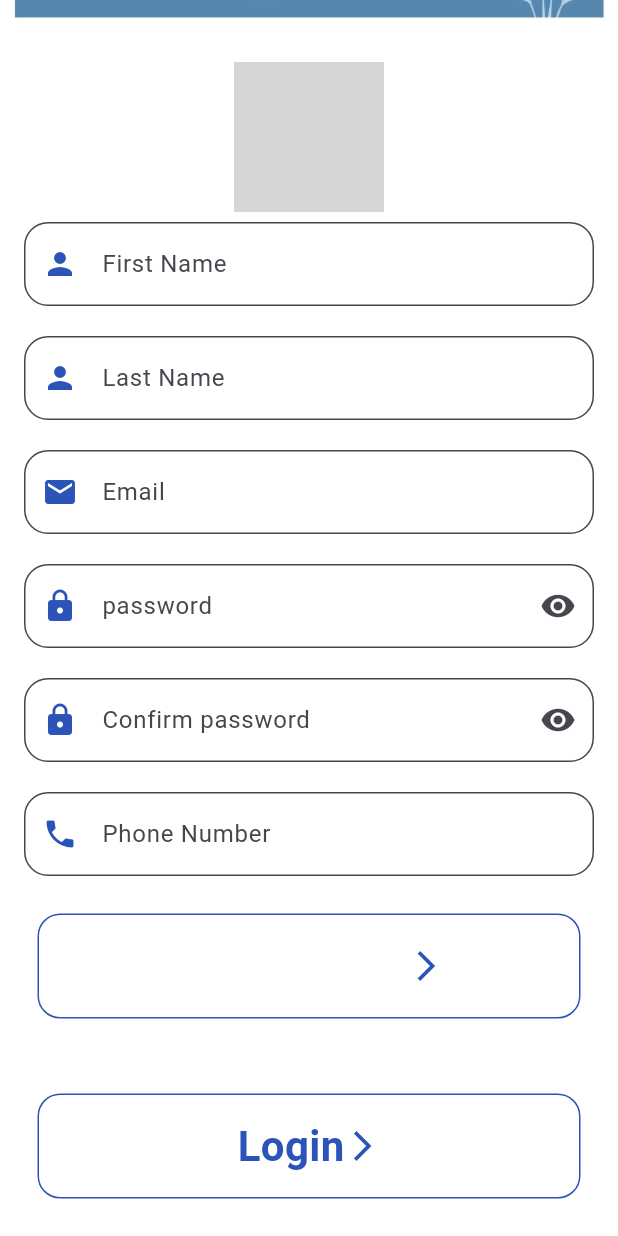
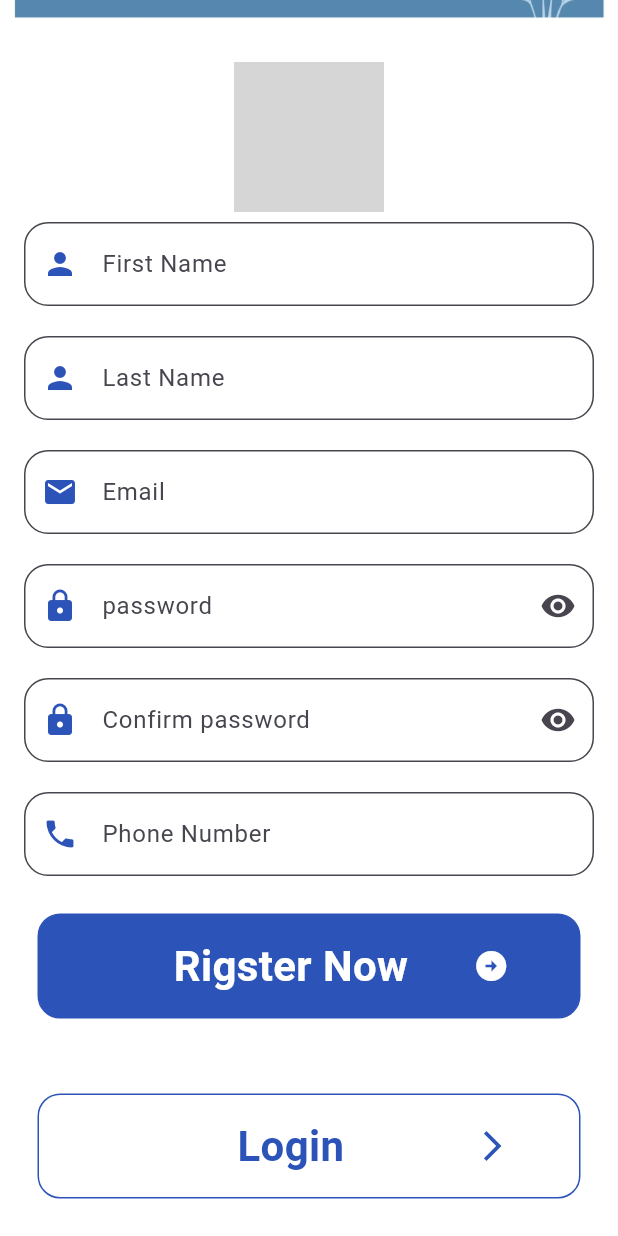
Before and after one commit to AhmedYasee/SBU-Lib, a Flutter app: the Registration screen opened directly, scrolled down 336 dp, on a phone screen of 412 x 824 dp. Run offline on Flutter 3.47's test engine with Material 3 defaults, Android fonts, the phone set to English and light mode, and no system bars; our stand-ins replace get, image_picker, smooth_page_indicator; network calls fail; grey boxes are pictures that could not be loaded.

Commit message:
Last Update

```diff
--- a/lib/Screens/registration_one.dart
+++ b/lib/Screens/registration_one.dart
@@ -1,7 +1,6 @@
 import 'dart:typed_data';
 
 import 'package:flutter/material.dart';
-import 'package:flutter/widgets.dart';
 import 'package:fluttertest/component/Rigistar_Naw.dart';
 import 'package:fluttertest/component/login_button.dart';
 import 'package:fluttertest/component/my_textfield.dart';
@@ -115,7 +114,7 @@ class _RegistrationState extends State<Registration> {
               obsecure: true,
               text: 'Phone Number',
             ),
-            Rigester(),
+            const Rigester(),
             const LoginButton(),
           ],
         ),
--- a/lib/Screens/welcomescreen.dart
+++ b/lib/Screens/welcomescreen.dart
@@ -1,7 +1,4 @@
-import 'package:flutter/cupertino.dart';
 import 'package:flutter/material.dart';
-import 'package:flutter/rendering.dart';
-import 'package:flutter/widgets.dart';
 import 'package:fluttertest/Screens/who_are_you.dart';
 import 'package:get/get.dart';
 
@@ -25,7 +22,7 @@ class welcomescreen extends StatelessWidget {
                 child: Container(
                   width: 500,
                   height: 300,
-                  decoration: BoxDecoration(
+                  decoration: const BoxDecoration(
                       image: DecorationImage(
                           image: AssetImage('assets/images/aaa.png'))),
                 ),
--- a/lib/component/Rigistar_Naw.dart
+++ b/lib/component/Rigistar_Naw.dart
@@ -20,6 +20,7 @@ class Rigester extends StatelessWidget {
         width: double.infinity,
         height: 70,
         decoration: BoxDecoration(
+          color: const Color(0xff2c53b7),
           border: Border.all(
             width: 1,
             color: const Color(0xff2c53b7),
@@ -31,15 +32,15 @@ class Rigester extends StatelessWidget {
           children: [
             Text(
               textAlign: TextAlign.center,
-              'Rigster Now',
+              'Rigster Now            ',
               style: TextStyle(
                   fontSize: 28,
                   color: Colors.white,
                   fontWeight: FontWeight.bold),
             ),
             Icon(
-              Icons.arrow_forward_ios_outlined,
-              color: Color(0xff2c53b7),
+              Icons.arrow_circle_right_sharp,
+              color: Colors.white,
             ),
           ],
         ),
--- a/lib/component/login_button.dart
+++ b/lib/component/login_button.dart
@@ -31,7 +31,7 @@ class LoginButton extends StatelessWidget {
           children: [
             Text(
               textAlign: TextAlign.center,
-              'Login',
+              'Login                        ',
               style: TextStyle(
                   fontSize: 28,
                   color: Color(0xff2c53b7),
--- a/lib/main.dart
+++ b/lib/main.dart
@@ -1,5 +1,4 @@
 import 'package:flutter/material.dart';
-import 'package:fluttertest/Screens/registration_one.dart';
 import 'package:fluttertest/Screens/welcomescreen.dart';
 import 'package:fluttertest/Screens/who_are_you.dart';
 import 'package:get/get.dart';
```
Also changed, not shown: lib/Screens/who_are_you.dart (+22 -3 lines).
